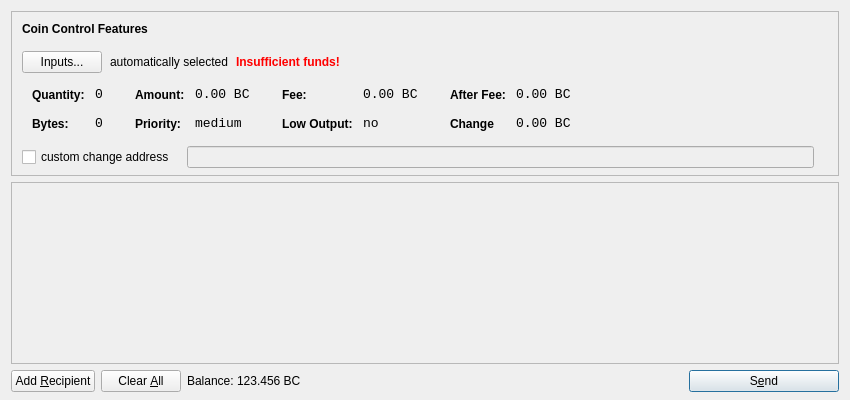
GenesysCrypto/GenesysCoin, file src/qt/forms/sendcoinsdialog.ui: the form before one commit.
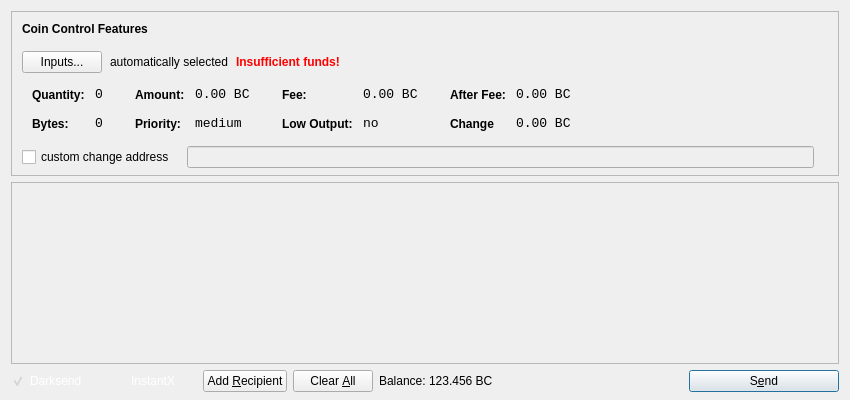
The form after the commit. Icons and pictures are not drawn.

```diff
--- a/src/qt/forms/sendcoinsdialog.ui
+++ b/src/qt/forms/sendcoinsdialog.ui
@@ -660,6 +660,46 @@
    <item>
     <layout class="QHBoxLayout" name="horizontalLayout">
      <item>
+	 
+	 <widget class="QCheckBox" name="checkUseDarksend">
+       <property name="minimumSize">
+        <size>
+         <width>95</width>
+         <height>0</height>
+        </size>
+       </property>
+       <property name="styleSheet">
+        <string notr="true">color: rgb(255, 255, 255);background:transparent;</string>
+       </property>
+       <property name="text">
+        <string>Darksend</string>
+       </property>
+       <property name="checked">
+        <bool>true</bool>
+       </property>
+      </widget>
+     </item>
+     <item>
+      <widget class="QCheckBox" name="checkInstantX">
+       <property name="enabled">
+        <bool>true</bool>
+       </property>
+       <property name="minimumSize">
+        <size>
+         <width>85</width>
+         <height>0</height>
+        </size>
+       </property>
+       <property name="styleSheet">
+        <string notr="true">color: rgb(255, 255, 255);background:transparent;</string>
+       </property>
+       <property name="text">
+        <string>InstantX</string>
+       </property>
+      </widget>
+     </item>
+     <item>
+	 
       <widget class="QPushButton" name="addButton">
        <property name="toolTip">
         <string>Send to multiple recipients at once</string>
```
